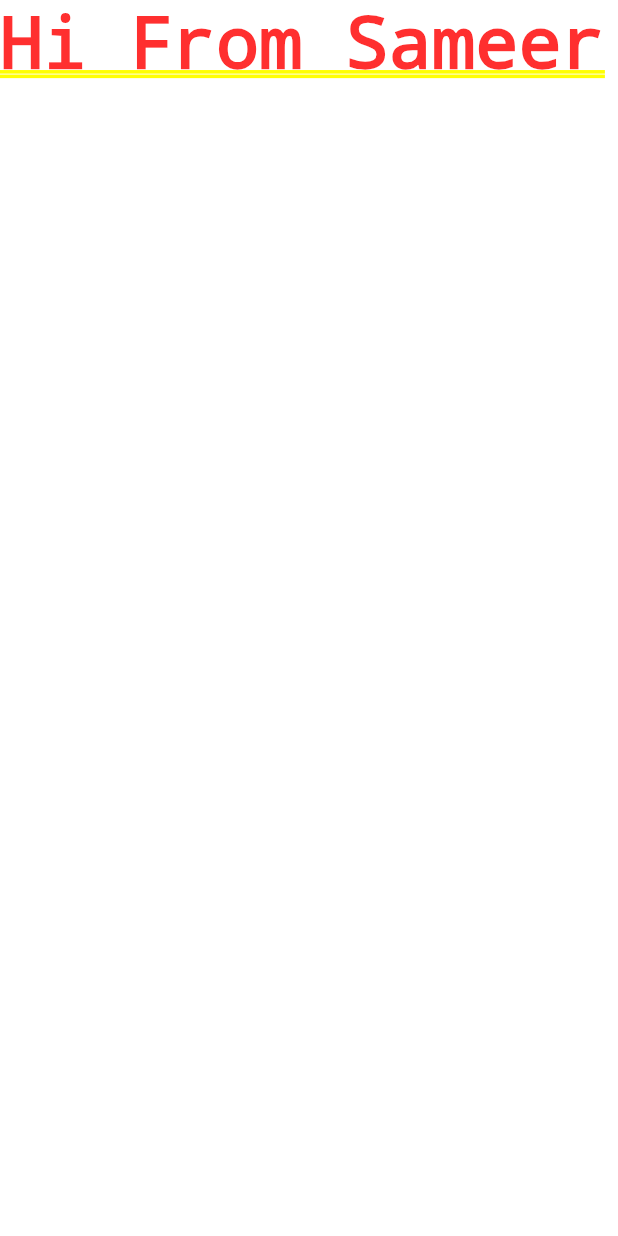
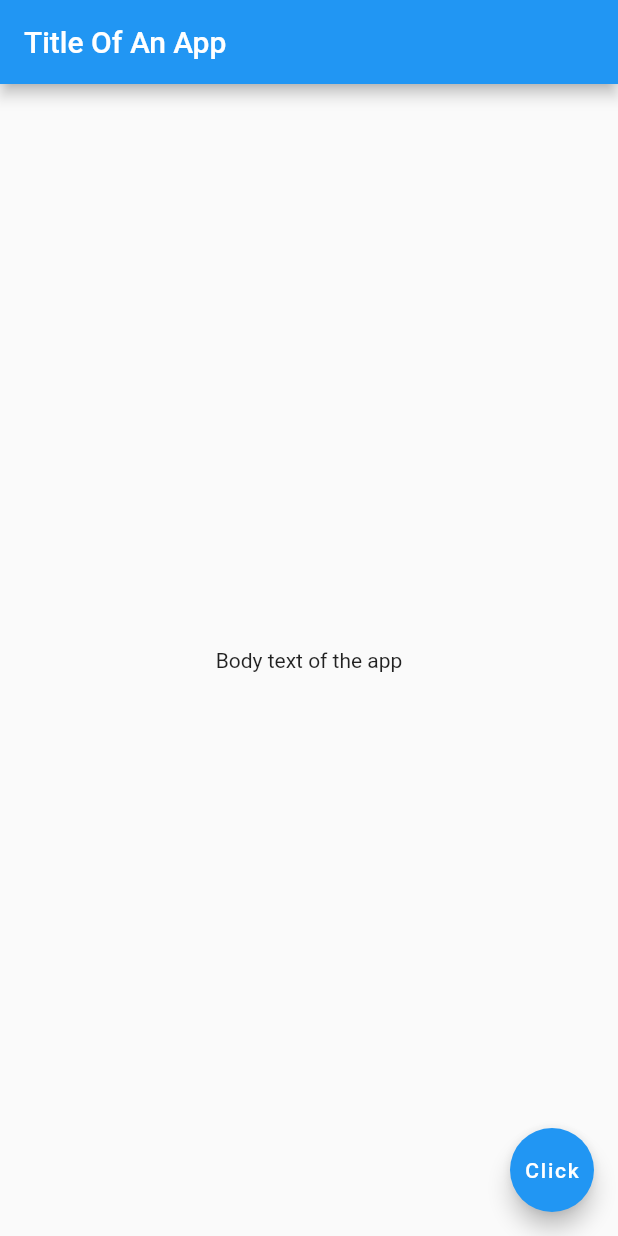
Before and after one commit to sameerniazi/Flutter, a Flutter app: the screen it shows after launch, on a phone screen of 412 x 824 dp. Run offline on Flutter 3.47's test engine with Material 2 defaults, Android fonts, the light colour scheme and no system bars.

Commit message:
Initial commit
Signed-off-by: Sameer <sameerniazi8266@gmail.com>

```diff
--- a/analysis_options.yaml
+++ b/analysis_options.yaml
@@ -22,8 +22,8 @@ linter:
   # `// ignore_for_file: name_of_lint` syntax on the line or in the file
   # producing the lint.
   rules:
-    # avoid_print: false  # Uncomment to disable the `avoid_print` rule
-    # prefer_single_quotes: true  # Uncomment to enable the `prefer_single_quotes` rule
+  # avoid_print: false  # Uncomment to disable the `avoid_print` rule
+  # prefer_single_quotes: true  # Uncomment to enable the `prefer_single_quotes` rule
 
 # Additional information about this file can be found at
 # https://dart.dev/guides/language/analysis-options
--- a/lib/main.dart
+++ b/lib/main.dart
@@ -2,6 +2,16 @@ import 'package:flutter/material.dart';
 
 void main() {
   runApp(MaterialApp(
-    home:Text("Hi From Sameer")
-  ));
+      home: Scaffold(
+    appBar: AppBar(
+      title: Text('Title Of An App'),
+    ),
+    body: Center(
+      child: Text('Body text of the app'),
+    ),
+    floatingActionButton: FloatingActionButton(
+      onPressed: () {},
+      child: Text("Click"),
+    ),
+  )));
 }
```
Also changed, not shown: 12 other files.
